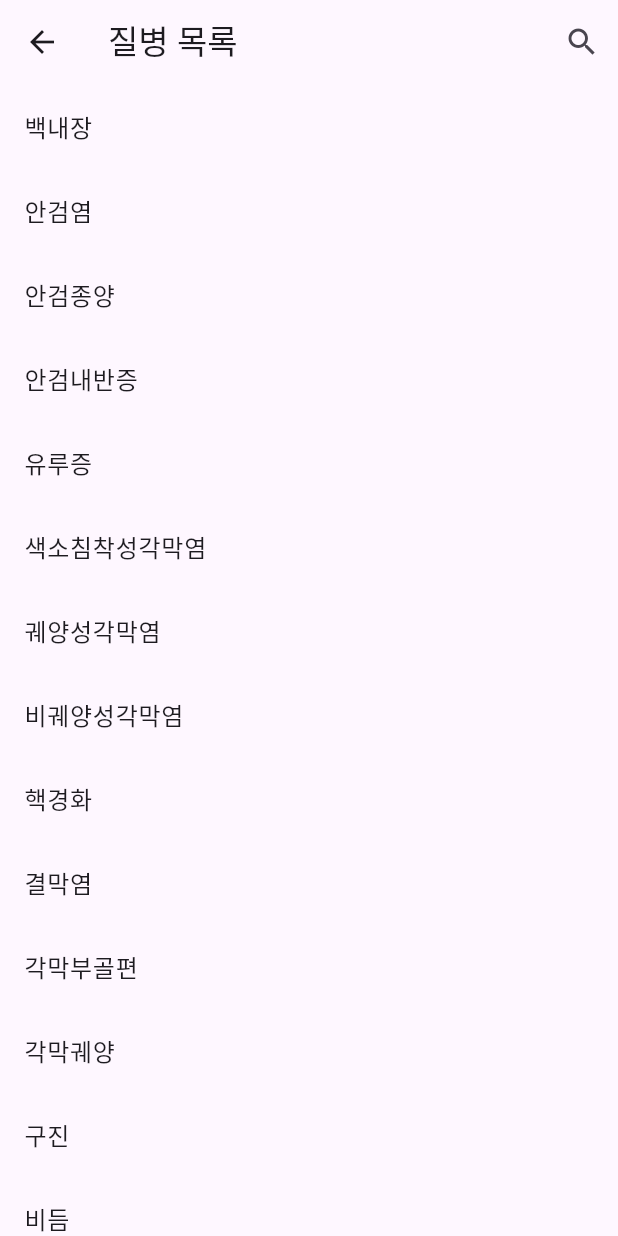
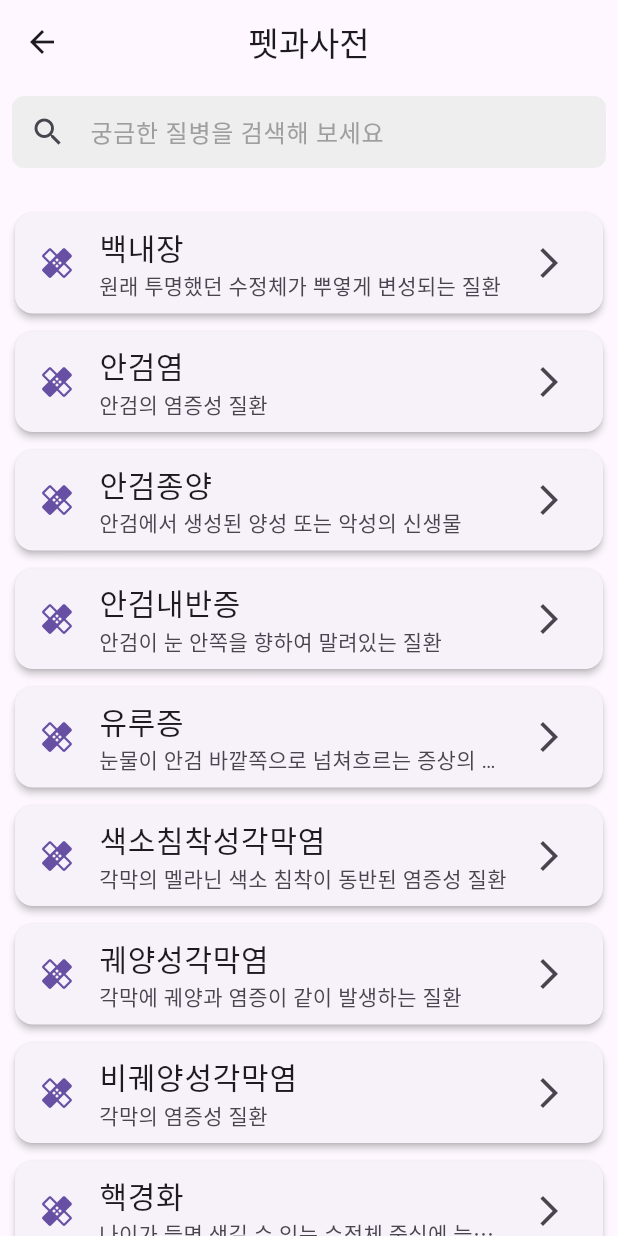
Before and after one commit to rnqhstmd/Pet-s-Doc, a Flutter app: the PetDictionaryList screen opened directly, on a phone screen of 412 x 824 dp. Run offline on Flutter 3.47's test engine with Material 3 defaults, Android fonts, the phone set to English and light mode, and no system bars; our stand-ins replace csv, geolocator, google_maps_flutter, image_picker, permission_handler; Roboto replaces fonts that are missing (Jua).

Commit message:
결과 페이지, 펫과 사전 추가

```diff
--- a/lib/AnimalHospitalMap.dart
+++ b/lib/AnimalHospitalMap.dart
@@ -3,7 +3,6 @@ import 'package:flutter/services.dart' show rootBundle;
 import 'package:google_maps_flutter/google_maps_flutter.dart'; // Google Maps 패키지 import
 import 'package:csv/csv.dart';
 import 'package:geolocator/geolocator.dart';
-import 'package:location/location.dart';
 
 class AnimalHospitalMap extends StatefulWidget {
   @override
--- /dev/null
+++ b/lib/solution/DiseaseDetailTemplate.dart
@@ -0,0 +1,52 @@
+import 'package:flutter/material.dart';
+
+import 'Disease.dart';
+
+class DiseaseDetailPage extends StatelessWidget {
+  final Disease disease;
+
+  DiseaseDetailPage({required this.disease});
+
+  @override
+  Widget build(BuildContext context) {
+    return Scaffold(
+      appBar: AppBar(
+        title: Text(disease.name, style: TextStyle(fontFamily:"Jua", fontSize: 25)),
+        backgroundColor: Color(0xFF95D080), // 상단 바 색상 조정
+      ),
+      body: SingleChildScrollView(
+        child: Padding(
+          padding: const EdgeInsets.all(16.0),
+          child: Column(
+            crossAxisAlignment: CrossAxisAlignment.start,
+            children: <Widget>[
+              _buildSection(context, '정의', disease.definition),
+              _buildSection(context, '원인', disease.causes),
+              _buildSection(context, '홈케어 방법', disease.homeCare),
+              _buildSection(context, '증상', disease.symptoms),
+              _buildSection(context, '예방법', disease.prevention),
+            ],
+          ),
+        ),
+      ),
+    );
+  }
+
+  Widget _buildSection(BuildContext context, String title, String content) {
+    return Card(
+      elevation: 4.0,
+      margin: EdgeInsets.symmetric(vertical: 10), // 섹션 간 간격 추가
+      child: Padding(
+        padding: const EdgeInsets.all(16.0),
+        child: Column(
+          crossAxisAlignment: CrossAxisAlignment.start,
+          children: <Widget>[
+            Text(title, style: TextStyle(fontFamily: "Jua",fontWeight: FontWeight.bold, fontSize: 20, color: Color(0xFF95D080))), // 헤더 스타일 조정
+            SizedBox(height: 8),
+            Text(content, style: TextStyle(fontFamily: "Jua", fontSize: 18)),
+          ],
+        ),
+      ),
+    );
+  }
+}
--- a/lib/PetDictionayList.dart
+++ b/lib/solution/PetDictionayList.dart
@@ -1,5 +1,5 @@
-import 'package:asset/template/Disease.dart';
-import 'package:asset/template/DiseaseDetailTemplate.dart';
+import 'package:asset/solution/Disease.dart';
+import 'package:asset/solution/DiseaseDetailTemplate.dart';
 import 'package:flutter/material.dart';
 
 class PetDictionaryList extends StatefulWidget {
@@ -134,10 +134,8 @@ class _PetDictionaryListState extends State<PetDictionaryList> {
   }
 
   void searchDisease(String query) {
-    final results = diseases
-        .where((disease) =>
-            disease.name.toLowerCase().contains(query.toLowerCase()))
-        .toList();
+    final results = diseases.where((disease) =>
+        disease.name.toLowerCase().contains(query.toLowerCase())).toList();
     setState(() {
       filteredDiseases = results;
     });
@@ -147,29 +145,72 @@ class _PetDictionaryListState extends State<PetDictionaryList> {
   Widget build(BuildContext context) {
     return Scaffold(
       appBar: AppBar(
-        title: Text("질병 목록"),
-        actions: [
-          IconButton(
-            icon: Icon(Icons.search),
-            onPressed: () {
+        leading: IconButton(
+          icon: Icon(Icons.arrow_back),
+          onPressed: () => Navigator.of(context).pop(),
+        ),
+        title: Text("펫과사전", style: TextStyle(fontFamily:"Jua",fontWeight: FontWeight.normal)),
+        centerTitle: true,
+      ),
+      body: Column(
+        children: [
+          Padding(
+            padding: EdgeInsets.all(8.0),
+            child: TextField(
+              onTap: () {
                 showSearch(context: context, delegate: DiseaseSearch(diseases));
               },
+              decoration: InputDecoration(
+                hintText: "궁금한 질병을 검색해 보세요",
+                hintStyle: TextStyle(fontFamily:"Jua",color: Colors.grey),
+                prefixIcon: Icon(Icons.search),
+                border: OutlineInputBorder(
+                  borderRadius: BorderRadius.circular(8),
+                  borderSide: BorderSide.none,
+                ),
+                filled: true,
+                fillColor: Colors.grey[200],
+                contentPadding: EdgeInsets.symmetric(vertical: 8), // 검색바 높이 조정
+              ),
+            ),
+          ),
+          SizedBox(height: 16), // 검색바와 리스트 사이의 간격 추가
+          Expanded(
+            child: ListView.builder(
+              itemCount: diseases.length,
+              itemBuilder: (context, index) {
+                return DiseaseCard(disease: diseases[index], context: context);
+              },
+            ),
           ),
         ],
       ),
-      body: ListView.builder(
-        itemCount: filteredDiseases.length,
-        itemBuilder: (context, index) {
-          return ListTile(
-            title: Text(filteredDiseases[index].name),
+    );
+  }
+}
+
+class DiseaseCard extends StatelessWidget {
+  final Disease disease;
+  final BuildContext context;
+
+  DiseaseCard({required this.disease, required this.context});
+
+  @override
+  Widget build(BuildContext context) {
+    return Card(
+      elevation: 2.0,
+      margin: EdgeInsets.symmetric(horizontal: 10, vertical: 6),
+      child: ListTile(
+        leading: Icon(Icons.healing, color: Theme.of(context).primaryColor),
+        title: Text(disease.name, style: TextStyle(fontFamily:"Jua",fontWeight: FontWeight.normal, fontSize: 20)),
+        subtitle: Text(disease.definition, maxLines: 1, overflow: TextOverflow.ellipsis, style: TextStyle(fontFamily: "Jua"),),
+        trailing: Icon(Icons.arrow_forward_ios),
         onTap: () {
           Navigator.push(
             context,
             MaterialPageRoute(
-                    builder: (context) =>
-                        DiseaseDetailPage(disease: filteredDiseases[index])),
-              );
-            },
+              builder: (context) => DiseaseDetailPage(disease: disease),
+            ),
           );
         },
       ),
@@ -183,12 +224,15 @@ class DiseaseSearch extends SearchDelegate<Disease?> {
   DiseaseSearch(this.diseases);
 
   @override
+  String get searchFieldLabel => '궁금한 질병을 검색해 보세요';
+
+  @override
   List<Widget> buildActions(BuildContext context) {
     return [
       IconButton(
         icon: Icon(Icons.clear),
         onPressed: () {
-          query = "";
+          query = '';
           showSuggestions(context);
         },
       ),
```
Also changed, not shown: lib/AnalysisResult.dart (added, +113 -0 lines), lib/ImageUpload.dart (+92 -41 lines), lib/PetSelection.dart (+5 -4 lines), lib/SkinEyeSelection.dart (+6 -5 lines), lib/splash/Splash.dart (+6 -6 lines), lib/template/AppTemplate.dart (+45 -41 lines), lib/template/DiseaseDetailTemplate.dart (deleted, +0 -42 lines), pubspec.yaml (+10 -5 lines), lib/solution/Disease.dart (renamed from lib/template/Disease.dart), 1 other file. Lines whose indentation alone changed are shown as unchanged.
